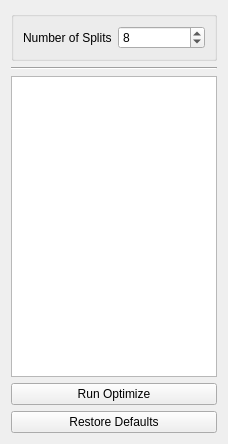
This is src/Application/Optimize/OptimizeTool.ui in SCIInstitute/ShapeWorks as Qt 5 draws it before an edit. The edited form follows.
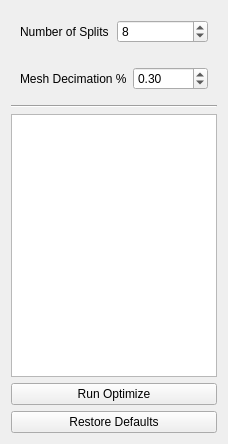
This is the edited form.

Commit message: found reconstruction bug, not resetting dense mean on recalculate. save project progress bar. exposed reconstruction decimation percent.

The edit to the form file:
```diff
--- a/src/Application/Optimize/OptimizeTool.ui
+++ b/src/Application/Optimize/OptimizeTool.ui
@@ -24,11 +24,19 @@
   </property>
   <layout class="QVBoxLayout" name="verticalLayout">
    <item>
-    <widget class="QGroupBox" name="antialias_groupbox">
-     <property name="title">
-      <string/>
-     </property>
      <layout class="QHBoxLayout" name="horizontalLayout_2">
+     <property name="leftMargin">
+      <number>9</number>
+     </property>
+     <property name="topMargin">
+      <number>9</number>
+     </property>
+     <property name="rightMargin">
+      <number>9</number>
+     </property>
+     <property name="bottomMargin">
+      <number>9</number>
+     </property>
       <item>
        <widget class="QLabel" name="label_3">
         <property name="text">
@@ -47,7 +55,39 @@
        </widget>
       </item>
      </layout>
-    </widget>
+   </item>
+   <item>
+    <layout class="QHBoxLayout" name="horizontalLayout">
+     <property name="leftMargin">
+      <number>9</number>
+     </property>
+     <property name="topMargin">
+      <number>9</number>
+     </property>
+     <property name="rightMargin">
+      <number>9</number>
+     </property>
+     <property name="bottomMargin">
+      <number>9</number>
+     </property>
+     <item>
+      <widget class="QLabel" name="label">
+       <property name="text">
+        <string>Mesh Decimation %</string>
+       </property>
+      </widget>
+     </item>
+     <item>
+      <widget class="QDoubleSpinBox" name="meshDecimation">
+       <property name="minimum">
+        <double>0.010000000000000</double>
+       </property>
+       <property name="value">
+        <double>0.300000000000000</double>
+       </property>
+      </widget>
+     </item>
+    </layout>
    </item>
    <item>
     <widget class="Line" name="line_3">
```
Left out of the diff: 1 changed line with no effect on the pictures. Lines whose indentation alone changed are shown as unchanged. The commit also changes 11 other files.
